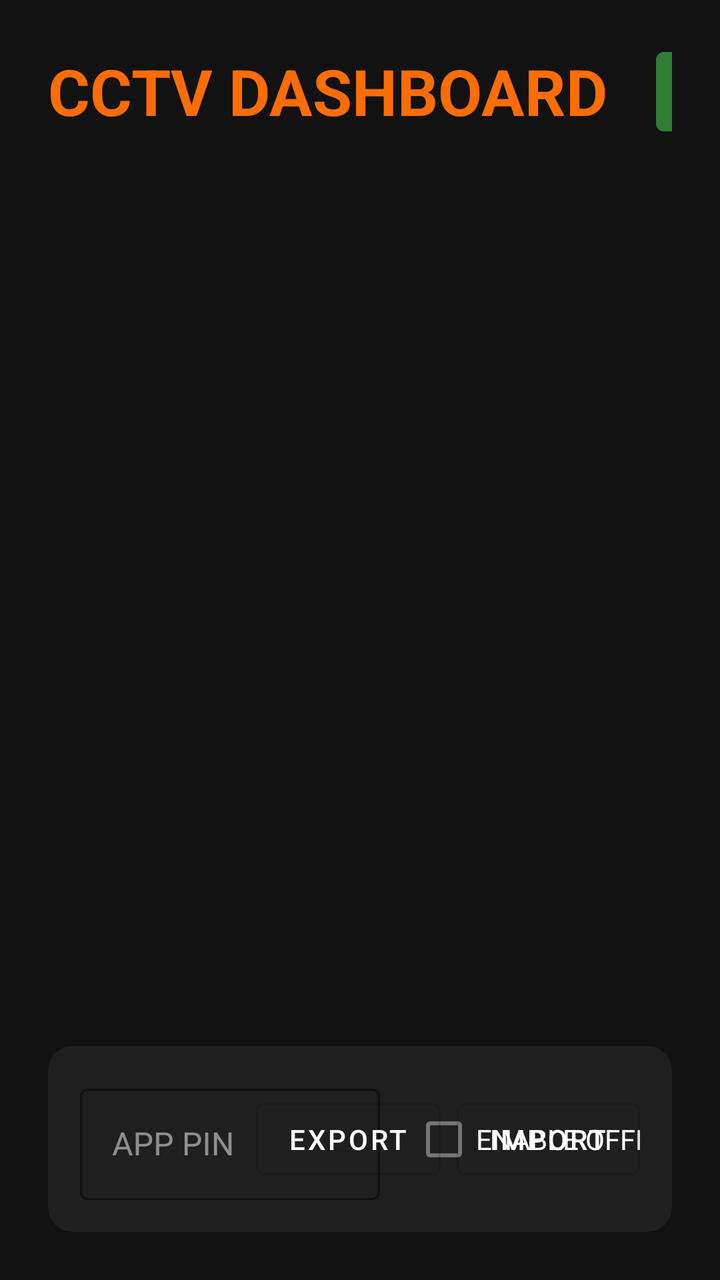
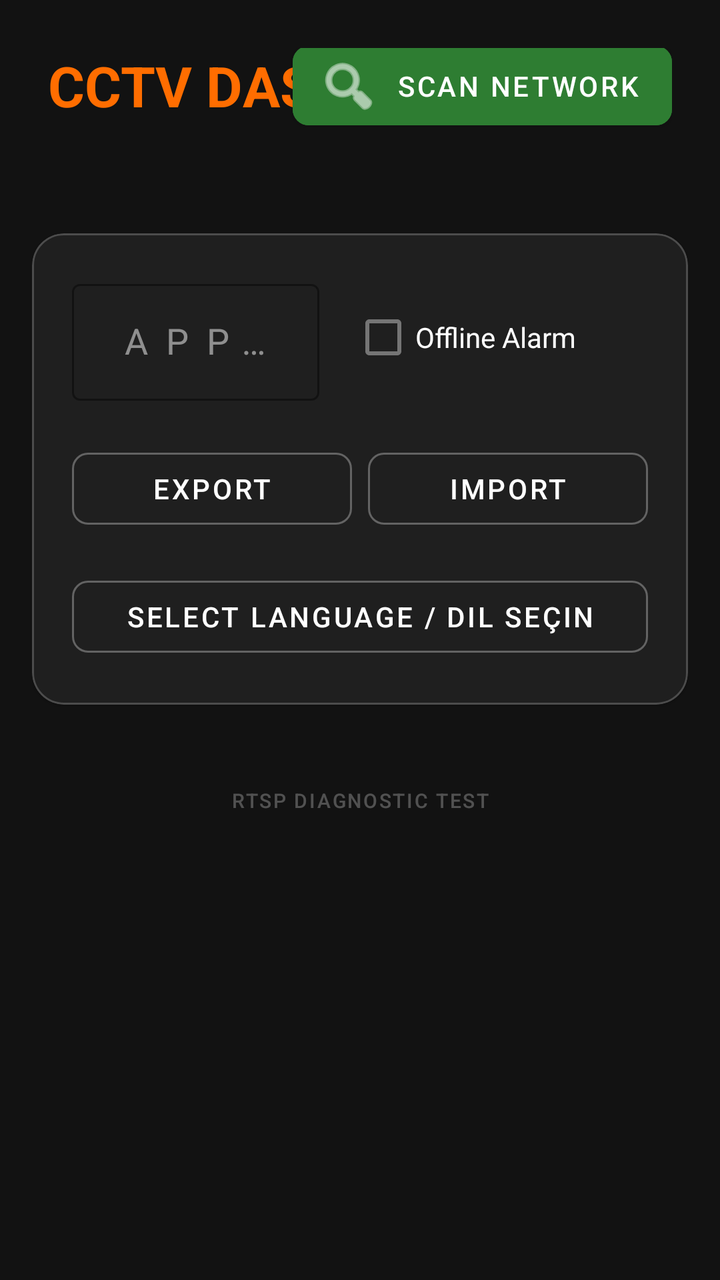

An Android layout rendered at two revisions. The XML below is the earlier revision; the diff shows what the commit changed to produce the second picture.
<!-- AndroidManifest.xml: application theme Theme.AladinCamViewer -->
<!-- res/layout/activity_settings.xml -->
<?xml version="1.0" encoding="utf-8"?>
<androidx.constraintlayout.widget.ConstraintLayout xmlns:android="http://schemas.android.com/apk/res/android"
    xmlns:app="http://schemas.android.com/apk/res-auto"
    android:layout_width="match_parent"
    android:layout_height="match_parent"
    android:background="#121212"
    android:padding="24dp">

    <TextView
        android:id="@+id/settings_title"
        android:layout_width="wrap_content"
        android:layout_height="wrap_content"
        android:text="CCTV DASHBOARD"
        android:textColor="@color/brand_orange"
        android:textSize="32sp"
        android:textStyle="bold"
        app:layout_constraintStart_toStartOf="parent"
        app:layout_constraintTop_toTopOf="parent" />

    <com.google.android.material.button.MaterialButton
        android:id="@+id/btn_scan"
        android:layout_width="wrap_content"
        android:layout_height="wrap_content"
        android:layout_marginStart="24dp"
        android:text="SCAN NETWORK"
        android:backgroundTint="#2E7D32"
        app:icon="@android:drawable/ic_menu_search"
        app:layout_constraintBottom_toBottomOf="@id/settings_title"
        app:layout_constraintStart_toEndOf="@id/settings_title"
        app:layout_constraintTop_toTopOf="@id/settings_title" />

    <androidx.recyclerview.widget.RecyclerView
        android:id="@+id/settings_recycler_view"
        android:layout_width="0dp"
        android:layout_height="0dp"
        android:layout_marginTop="24dp"
        android:clipToPadding="false"
        app:layout_constraintBottom_toTopOf="@id/bottom_panel"
        app:layout_constraintEnd_toEndOf="parent"
        app:layout_constraintStart_toStartOf="parent"
        app:layout_constraintTop_toBottomOf="@id/settings_title" />

    <com.google.android.material.card.MaterialCardView
        android:id="@+id/bottom_panel"
        android:layout_width="match_parent"
        android:layout_height="wrap_content"
        android:layout_marginTop="16dp"
        app:cardBackgroundColor="#1F1F1F"
        app:cardCornerRadius="12dp"
        app:layout_constraintBottom_toBottomOf="parent">

        <androidx.constraintlayout.widget.ConstraintLayout
            android:layout_width="match_parent"
            android:layout_height="wrap_content"
            android:padding="16dp">

            <com.google.android.material.textfield.TextInputLayout
                android:id="@+id/pin_layout"
                style="@style/Widget.MaterialComponents.TextInputLayout.OutlinedBox"
                android:layout_width="150dp"
                android:layout_height="wrap_content"
                android:hint="APP PIN"
                android:textColorHint="#80FFFFFF"
                app:boxStrokeColor="@color/white"
                app:layout_constraintStart_toStartOf="parent"
                app:layout_constraintTop_toTopOf="parent">

                <com.google.android.material.textfield.TextInputEditText
                    android:id="@+id/app_pin"
                    android:layout_width="match_parent"
                    android:layout_height="wrap_content"
                    android:inputType="numberPassword"
                    android:maxLength="4"
                    android:textColor="@color/white" />
            </com.google.android.material.textfield.TextInputLayout>

            <CheckBox
                android:id="@+id/check_offline_alarm"
                android:layout_width="wrap_content"
                android:layout_height="wrap_content"
                android:layout_marginStart="16dp"
                android:text="ENABLE OFFLINE ALARM"
                android:textColor="@color/white"
                app:layout_constraintBottom_toBottomOf="@id/pin_layout"
                app:layout_constraintStart_toEndOf="@id/pin_layout"
                app:layout_constraintTop_toTopOf="@id/pin_layout" />

            <com.google.android.material.button.MaterialButton
                android:id="@+id/btn_export"
                style="@style/Widget.MaterialComponents.Button.OutlinedButton"
                android:layout_width="wrap_content"
                android:layout_height="wrap_content"
                android:layout_marginEnd="8dp"
                android:text="EXPORT"
                android:textColor="@color/white"
                app:layout_constraintBottom_toBottomOf="parent"
                app:layout_constraintEnd_toStartOf="@id/btn_import"
                app:layout_constraintTop_toTopOf="parent" />

            <com.google.android.material.button.MaterialButton
                android:id="@+id/btn_import"
                style="@style/Widget.MaterialComponents.Button.OutlinedButton"
                android:layout_width="wrap_content"
                android:layout_height="wrap_content"
                android:text="IMPORT"
                android:textColor="@color/white"
                app:layout_constraintBottom_toBottomOf="parent"
                app:layout_constraintEnd_toEndOf="parent"
                app:layout_constraintTop_toTopOf="parent" />

        </androidx.constraintlayout.widget.ConstraintLayout>
    </com.google.android.material.card.MaterialCardView>

</androidx.constraintlayout.widget.ConstraintLayout>
<!-- resources referenced by this layout -->
<resources>
  <color name="brand_orange">#FF6D00</color>
  <color name="white">#FFFFFFFF</color>
  <style name="Theme.AladinCamViewer" parent="Theme.MaterialComponents.DayNight.NoActionBar">
          
          <item name="colorPrimary">@color/purple_500</item>
          <item name="colorPrimaryVariant">@color/purple_700</item>
          <item name="colorOnPrimary">@color/white</item>
          
          <item name="colorSecondary">@color/teal_200</item>
          <item name="colorSecondaryVariant">@color/teal_700</item>
          <item name="colorOnSecondary">@color/black</item>
          
          <item name="android:statusBarColor">?attr/colorPrimaryVariant</item>
          
      </style>
  <color name="purple_500">#FF6200EE</color>
  <color name="purple_700">#FF3700B3</color>
  <color name="teal_200">#FF03DAC5</color>
  <color name="teal_700">#FF018786</color>
  <color name="black">#FF000000</color>
</resources>

<!-- the commit's change to res/layout/activity_settings.xml (unified diff, before → after) -->
@@ -1,114 +1,180 @@
 <?xml version="1.0" encoding="utf-8"?>
-<androidx.constraintlayout.widget.ConstraintLayout xmlns:android="http://schemas.android.com/apk/res/android"
+<androidx.coordinatorlayout.widget.CoordinatorLayout xmlns:android="http://schemas.android.com/apk/res/android"
     xmlns:app="http://schemas.android.com/apk/res-auto"
     android:layout_width="match_parent"
     android:layout_height="match_parent"
-    android:background="#121212"
-    android:padding="24dp">
+    android:background="#121212">
 
-    <TextView
-        android:id="@+id/settings_title"
-        android:layout_width="wrap_content"
-        android:layout_height="wrap_content"
-        android:text="CCTV DASHBOARD"
-        android:textColor="@color/brand_orange"
-        android:textSize="32sp"
-        android:textStyle="bold"
-        app:layout_constraintStart_toStartOf="parent"
-        app:layout_constraintTop_toTopOf="parent" />
-
-    <com.google.android.material.button.MaterialButton
-        android:id="@+id/btn_scan"
-        android:layout_width="wrap_content"
-        android:layout_height="wrap_content"
-        android:layout_marginStart="24dp"
-        android:text="SCAN NETWORK"
-        android:backgroundTint="#2E7D32"
-        app:icon="@android:drawable/ic_menu_search"
-        app:layout_constraintBottom_toBottomOf="@id/settings_title"
-        app:layout_constraintStart_toEndOf="@id/settings_title"
-        app:layout_constraintTop_toTopOf="@id/settings_title" />
-
-    <androidx.recyclerview.widget.RecyclerView
-        android:id="@+id/settings_recycler_view"
-        android:layout_width="0dp"
-        android:layout_height="0dp"
-        android:layout_marginTop="24dp"
-        android:clipToPadding="false"
-        app:layout_constraintBottom_toTopOf="@id/bottom_panel"
-        app:layout_constraintEnd_toEndOf="parent"
-        app:layout_constraintStart_toStartOf="parent"
-        app:layout_constraintTop_toBottomOf="@id/settings_title" />
-
-    <com.google.android.material.card.MaterialCardView
-        android:id="@+id/bottom_panel"
+    <com.google.android.material.appbar.AppBarLayout
         android:layout_width="match_parent"
         android:layout_height="wrap_content"
-        android:layout_marginTop="16dp"
-        app:cardBackgroundColor="#1F1F1F"
-        app:cardCornerRadius="12dp"
-        app:layout_constraintBottom_toBottomOf="parent">
+        android:background="@android:color/transparent"
+        app:elevation="0dp">
 
         <androidx.constraintlayout.widget.ConstraintLayout
             android:layout_width="match_parent"
             android:layout_height="wrap_content"
-            android:padding="16dp">
+            android:padding="24dp">
 
-            <com.google.android.material.textfield.TextInputLayout
-                android:id="@+id/pin_layout"
-                style="@style/Widget.MaterialComponents.TextInputLayout.OutlinedBox"
-                android:layout_width="150dp"
-                android:layout_height="wrap_content"
-                android:hint="APP PIN"
-                android:textColorHint="#80FFFFFF"
-                app:boxStrokeColor="@color/white"
-                app:layout_constraintStart_toStartOf="parent"
-                app:layout_constraintTop_toTopOf="parent">
-
-                <com.google.android.material.textfield.TextInputEditText
-                    android:id="@+id/app_pin"
-                    android:layout_width="match_parent"
-                    android:layout_height="wrap_content"
-                    android:inputType="numberPassword"
-                    android:maxLength="4"
-                    android:textColor="@color/white" />
-            </com.google.android.material.textfield.TextInputLayout>
-
-            <CheckBox
-                android:id="@+id/check_offline_alarm"
+            <TextView
+                android:id="@+id/settings_title"
                 android:layout_width="wrap_content"
                 android:layout_height="wrap_content"
-                android:layout_marginStart="16dp"
-                android:text="ENABLE OFFLINE ALARM"
-                android:textColor="@color/white"
-                app:layout_constraintBottom_toBottomOf="@id/pin_layout"
-                app:layout_constraintStart_toEndOf="@id/pin_layout"
-                app:layout_constraintTop_toTopOf="@id/pin_layout" />
-
-            <com.google.android.material.button.MaterialButton
-                android:id="@+id/btn_export"
-                style="@style/Widget.MaterialComponents.Button.OutlinedButton"
-                android:layout_width="wrap_content"
-                android:layout_height="wrap_content"
-                android:layout_marginEnd="8dp"
-                android:text="EXPORT"
-                android:textColor="@color/white"
-                app:layout_constraintBottom_toBottomOf="parent"
-                app:layout_constraintEnd_toStartOf="@id/btn_import"
+                android:text="@string/cctv_dashboard"
+                android:textColor="@color/brand_orange"
+                android:textSize="28sp"
+                android:textStyle="bold"
+                app:layout_constraintStart_toStartOf="parent"
                 app:layout_constraintTop_toTopOf="parent" />
 
             <com.google.android.material.button.MaterialButton
-                android:id="@+id/btn_import"
-                style="@style/Widget.MaterialComponents.Button.OutlinedButton"
+                android:id="@+id/btn_scan"
+                style="@style/Widget.MaterialComponents.Button.Icon"
                 android:layout_width="wrap_content"
                 android:layout_height="wrap_content"
-                android:text="IMPORT"
-                android:textColor="@color/white"
-                app:layout_constraintBottom_toBottomOf="parent"
+                android:backgroundTint="#2E7D32"
+                android:text="@string/scan_network_btn"
+                android:textAllCaps="false"
+                app:cornerRadius="8dp"
+                app:icon="@android:drawable/ic_menu_search"
+                app:layout_constraintBottom_toBottomOf="@id/settings_title"
                 app:layout_constraintEnd_toEndOf="parent"
-                app:layout_constraintTop_toTopOf="parent" />
+                app:layout_constraintTop_toTopOf="@id/settings_title" />
 
         </androidx.constraintlayout.widget.ConstraintLayout>
-    </com.google.android.material.card.MaterialCardView>
+    </com.google.android.material.appbar.AppBarLayout>
 
-</androidx.constraintlayout.widget.ConstraintLayout>
+    <androidx.core.widget.NestedScrollView
+        android:layout_width="match_parent"
+        android:layout_height="match_parent"
+        android:clipToPadding="false"
+        android:paddingBottom="120dp"
+        app:layout_behavior="@string/appbar_scrolling_view_behavior">
+
+        <LinearLayout
+            android:layout_width="match_parent"
+            android:layout_height="wrap_content"
+            android:orientation="vertical"
+            android:paddingHorizontal="16dp">
+
+            <androidx.recyclerview.widget.RecyclerView
+                android:id="@+id/settings_recycler_view"
+                android:layout_width="match_parent"
+                android:layout_height="wrap_content"
+                android:nestedScrollingEnabled="false" />
+
+            <com.google.android.material.card.MaterialCardView
+                android:id="@+id/bottom_panel"
+                android:layout_width="match_parent"
+                android:layout_height="wrap_content"
+                android:layout_marginTop="24dp"
+                android:layout_marginBottom="24dp"
+                app:cardBackgroundColor="#1F1F1F"
+                app:cardCornerRadius="16dp"
+                app:strokeColor="#33FFFFFF"
+                app:strokeWidth="1dp">
+
+                <androidx.constraintlayout.widget.ConstraintLayout
+                    android:layout_width="match_parent"
+                    android:layout_height="wrap_content"
+                    android:padding="20dp">
+
+                    <com.google.android.material.textfield.TextInputLayout
+                        android:id="@+id/pin_layout"
+                        style="@style/Widget.MaterialComponents.TextInputLayout.OutlinedBox"
+                        android:layout_width="0dp"
+                        android:layout_height="wrap_content"
+                        android:hint="@string/app_pin_label"
+                        android:textColorHint="#80FFFFFF"
+                        app:boxStrokeColor="@color/brand_orange"
+                        app:layout_constraintEnd_toStartOf="@+id/check_offline_alarm"
+                        app:layout_constraintHorizontal_weight="1"
+                        app:layout_constraintStart_toStartOf="parent"
+                        app:layout_constraintTop_toTopOf="parent">
+
+                        <com.google.android.material.textfield.TextInputEditText
+                            android:id="@+id/app_pin"
+                            android:layout_width="match_parent"
+                            android:layout_height="wrap_content"
+                            android:gravity="center"
+                            android:inputType="numberPassword"
+                            android:letterSpacing="0.5"
+                            android:maxLength="4"
+                            android:textColor="@color/white"
+                            android:textSize="18sp" />
+                    </com.google.android.material.textfield.TextInputLayout>
+
+                    <CheckBox
+                        android:id="@+id/check_offline_alarm"
+                        android:layout_width="0dp"
+                        android:layout_height="wrap_content"
+                        android:layout_marginStart="16dp"
+                        android:text="@string/offline_alarm"
+                        android:textColor="@color/white"
+                        app:layout_constraintBottom_toBottomOf="@id/pin_layout"
+                        app:layout_constraintEnd_toEndOf="parent"
+                        app:layout_constraintHorizontal_weight="1.2"
+                        app:layout_constraintStart_toEndOf="@id/pin_layout"
+                        app:layout_constraintTop_toTopOf="@id/pin_layout" />
+
+                    <LinearLayout
+                        android:id="@+id/button_layout"
+                        android:layout_width="match_parent"
+                        android:layout_height="wrap_content"
+                        android:layout_marginTop="20dp"
+                        android:orientation="horizontal"
+                        app:layout_constraintTop_toBottomOf="@id/pin_layout">
+
+                        <com.google.android.material.button.MaterialButton
+                            android:id="@+id/btn_export"
+                            style="@style/Widget.MaterialComponents.Button.OutlinedButton"
+                            android:layout_width="0dp"
+                            android:layout_height="wrap_content"
+                            android:layout_marginEnd="8dp"
+                            android:layout_weight="1"
+                            android:text="@string/export_btn"
+                            android:textColor="@color/white"
+                            app:cornerRadius="8dp"
+                            app:strokeColor="#4DFFFFFF" />
+
+                        <com.google.android.material.button.MaterialButton
+                            android:id="@+id/btn_import"
+                            style="@style/Widget.MaterialComponents.Button.OutlinedButton"
+                            android:layout_width="0dp"
+                            android:layout_height="wrap_content"
+                            android:layout_weight="1"
+                            android:text="@string/import_btn"
+                            android:textColor="@color/white"
+                            app:cornerRadius="8dp"
+                            app:strokeColor="#4DFFFFFF" />
+                    </LinearLayout>
+
+                        <com.google.android.material.button.MaterialButton
+                            android:id="@+id/btn_language"
+                            style="@style/Widget.MaterialComponents.Button.OutlinedButton"
+                            android:layout_width="match_parent"
+                            android:layout_height="wrap_content"
+                            android:layout_marginTop="16dp"
+                            android:text="@string/select_language"
+                            android:textColor="@color/white"
+                            app:cornerRadius="8dp"
+                            app:strokeColor="#4DFFFFFF"
+                            app:layout_constraintTop_toBottomOf="@id/button_layout" />
+
+                </androidx.constraintlayout.widget.ConstraintLayout>
+            </com.google.android.material.card.MaterialCardView>
+
+            <com.google.android.material.button.MaterialButton
+                android:id="@+id/btn_diagnostic"
+                style="@style/Widget.MaterialComponents.Button.TextButton"
+                android:layout_width="wrap_content"
+                android:layout_height="wrap_content"
+                android:layout_gravity="center"
+                android:text="@string/diagnostic_btn"
+                android:textColor="#44FFFFFF"
+                android:textSize="10sp" />
+
+        </LinearLayout>
+    </androidx.core.widget.NestedScrollView>
+
+</androidx.coordinatorlayout.widget.CoordinatorLayout>
<!-- resource entries referenced after the edit -->
@@ -2,23 +2,27 @@
 <resources>
   <color name="brand_orange">#FF6D00</color>
   <color name="white">#FFFFFFFF</color>
+  <string name="app_pin_label">APP PIN</string>
+  <string name="cctv_dashboard">CCTV DASHBOARD</string>
+  <string name="diagnostic_btn">RTSP DIAGNOSTIC TEST</string>
+  <string name="export_btn">EXPORT</string>
+  <string name="import_btn">IMPORT</string>
+  <string name="offline_alarm">Offline Alarm</string>
+  <string name="scan_network_btn">SCAN NETWORK</string>
+  <string name="select_language">Select Language / Dil Seçin</string>
   <style name="Theme.AladinCamViewer" parent="Theme.MaterialComponents.DayNight.NoActionBar">
           
-          <item name="colorPrimary">@color/purple_500</item>
-          <item name="colorPrimaryVariant">@color/purple_700</item>
+          <item name="colorPrimary">@color/brand_orange</item>
+          <item name="colorPrimaryVariant">@color/black</item>
           <item name="colorOnPrimary">@color/white</item>
           
-          <item name="colorSecondary">@color/teal_200</item>
-          <item name="colorSecondaryVariant">@color/teal_700</item>
+          <item name="colorSecondary">@color/brand_orange</item>
+          <item name="colorSecondaryVariant">@color/brand_orange</item>
           <item name="colorOnSecondary">@color/black</item>
           
-          <item name="android:statusBarColor">?attr/colorPrimaryVariant</item>
+          <item name="android:statusBarColor">@color/black</item>
           
       </style>
-  <color name="purple_500">#FF6200EE</color>
-  <color name="purple_700">#FF3700B3</color>
-  <color name="teal_200">#FF03DAC5</color>
-  <color name="teal_700">#FF018786</color>
   <color name="black">#FF000000</color>
 </resources>
 
